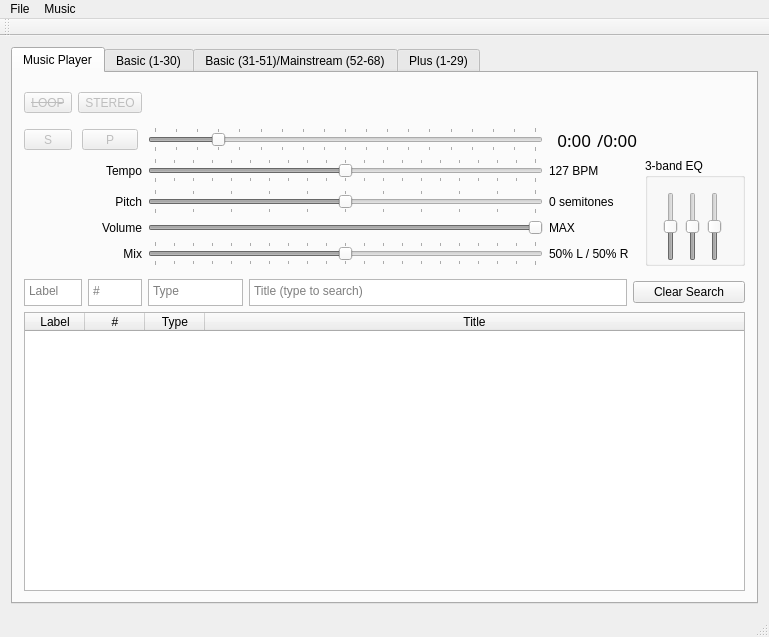
Above: SquareDesk-DEV/test123/mainwindow.ui from mpogue2/SquareDesk before the change. Below: the same form after it.
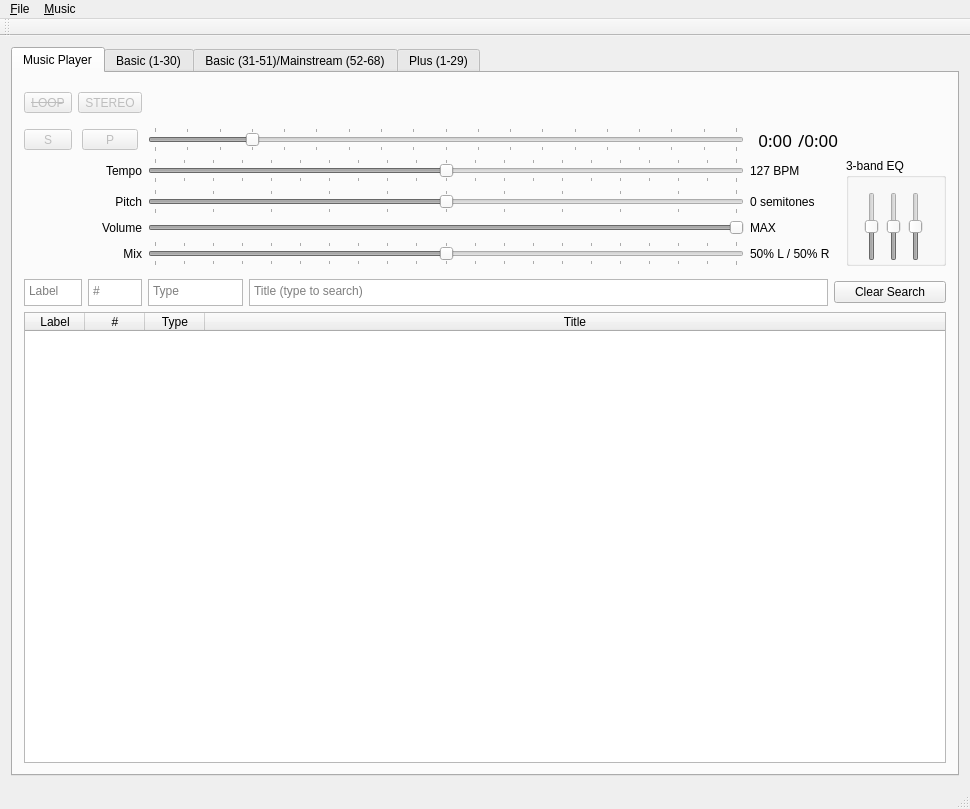
That is the form after the change. Custom widgets are drawn as their Qt base class.

Commit message: Allow use of "=" for Tempo Up (same as "+", but without requiring Shift be held down). [Don Beck suggestion] Add "&" in Menu and Menuitem names (Windows only).  These shortcuts won't work yet, due to a bug. Cleaned up README file, added that bug.

```diff
--- a/SquareDesk-DEV/test123/mainwindow.ui
+++ b/SquareDesk-DEV/test123/mainwindow.ui
@@ -6,8 +6,8 @@
    <rect>
     <x>0</x>
     <y>0</y>
-    <width>731</width>
-    <height>580</height>
+    <width>970</width>
+    <height>809</height>
    </rect>
   </property>
   <property name="windowTitle">
@@ -895,13 +895,13 @@
     <rect>
      <x>0</x>
      <y>0</y>
-     <width>731</width>
-     <height>22</height>
+     <width>970</width>
+     <height>26</height>
     </rect>
    </property>
    <widget class="QMenu" name="menuFile">
     <property name="title">
-     <string>File</string>
+     <string>&amp;File</string>
     </property>
     <addaction name="actionOpen_MP3_file"/>
     <addaction name="separator"/>
@@ -911,7 +911,7 @@
    </widget>
    <widget class="QMenu" name="menuMusic">
     <property name="title">
-     <string>Music</string>
+     <string>&amp;Music</string>
     </property>
     <addaction name="actionPlay"/>
     <addaction name="actionStop"/>
```
Left out of the diff: 18 changed lines with no effect on the pictures. The commit also changes 3 other files.
